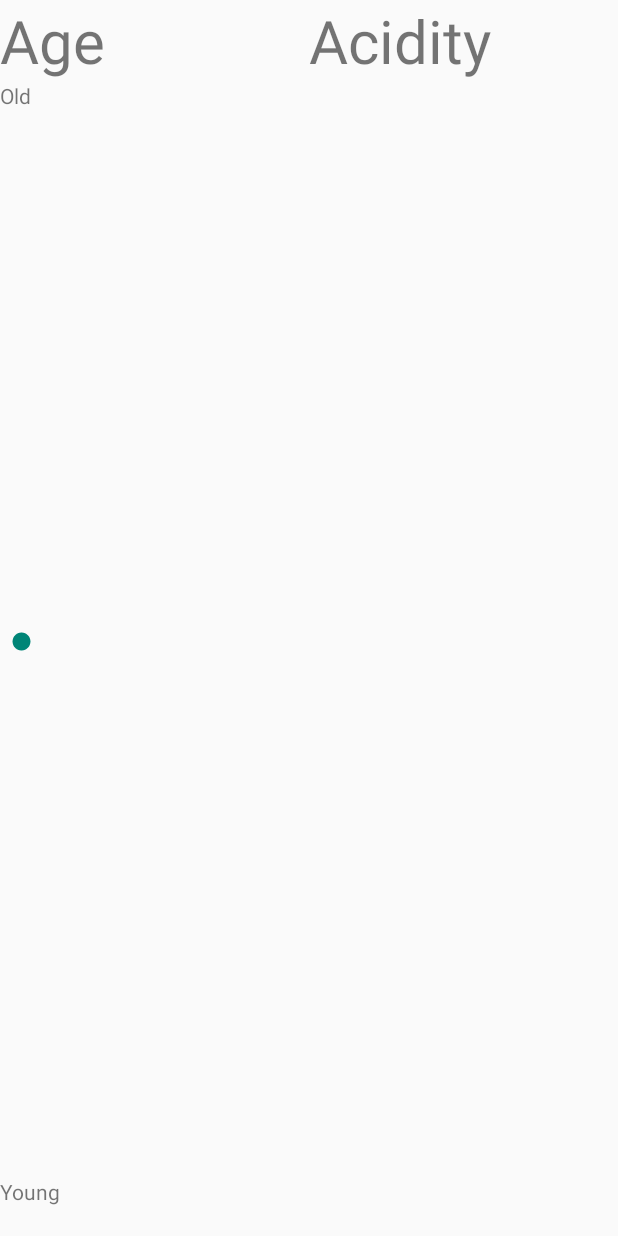
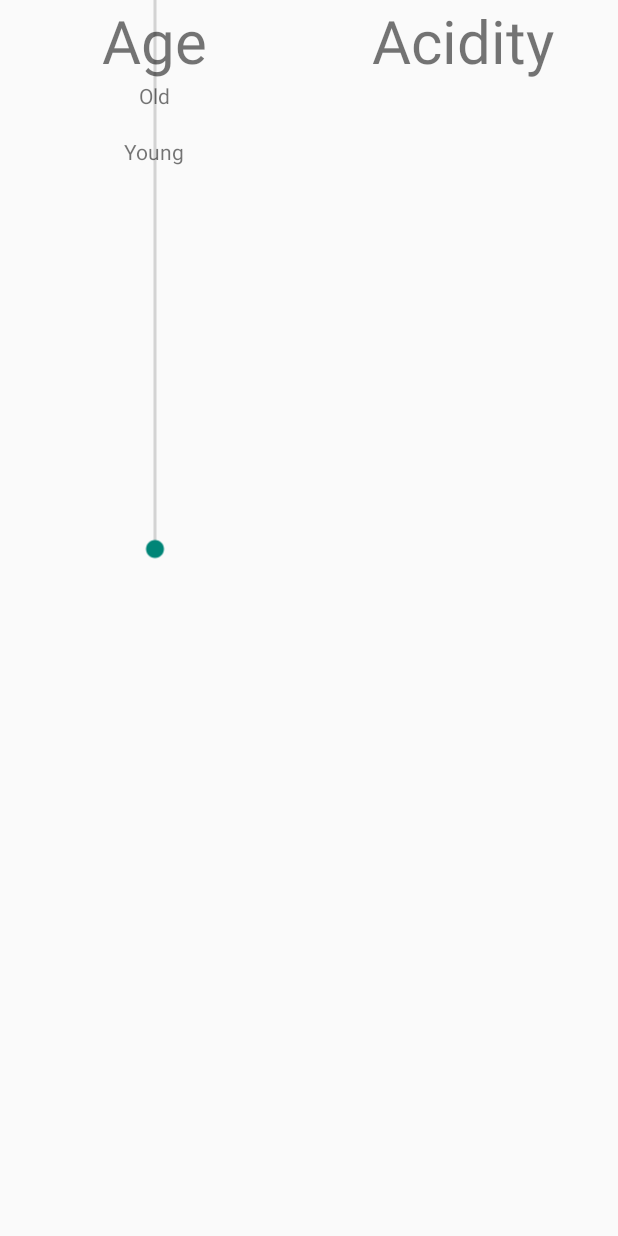
Before and after one commit to alexandre-mazel/AndroidStudioProjects, an Android app: the screen it shows after launch (MyActivity), on a phone screen of 412 x 824 dp. Run offline under Robolectric (Android 15) with nearby library versions, the light colour scheme and no system bars.

Commit message:
fonctionne, mise en page en cours

```diff
--- a/Glasses/app/src/main/res/layout/activity_my.xml
+++ b/Glasses/app/src/main/res/layout/activity_my.xml
@@ -28,10 +28,15 @@
             />
         -->
 
+        <!--
+        android:paddingBottom="100dp"
+        -->
+
         <TextView android:id="@+id/text_view_age"
             android:layout_height="wrap_content"
             android:layout_width="wrap_content"
             android:text="@string/text_view_age"
+            android:layout_gravity="center"
             android:textSize="40dp"
             />
 
@@ -39,26 +44,33 @@
             android:layout_height="wrap_content"
             android:layout_width="wrap_content"
             android:text="@string/text_view_age_top"
+            android:layout_gravity="center"
+
             />
 
         <SeekBar android:id="@+id/seek_bar_age"
-            android:layout_height="0dp"
-            android:layout_width="30dp"
+            android:layout_height="wrap_content"
+            android:layout_width="600dp"
             android:rotation="270"
+            android:layout_gravity="center"
             android:text="@string/seek_bar_age"
             android:onClick="seek_age_changed"
-            android:layout_weight="20"
+
             />
 
         <TextView android:id="@+id/text_view_age_bottom"
             android:layout_height="wrap_content"
             android:layout_width="wrap_content"
             android:text="@string/text_view_age_bottom"
+            android:layout_gravity="center"
+
             />
 
         <TextView android:id="@+id/text_view_progress_age"
             android:layout_height="20dp"
             android:layout_width="40dp"
+            android:layout_gravity="center"
+
             />
 
     </LinearLayout>
@@ -73,6 +85,7 @@
             android:layout_height="wrap_content"
             android:layout_width="wrap_content"
             android:text="@string/text_view_acidity"
+            android:layout_gravity="center"
             android:textSize="40dp"
             />
 
```
